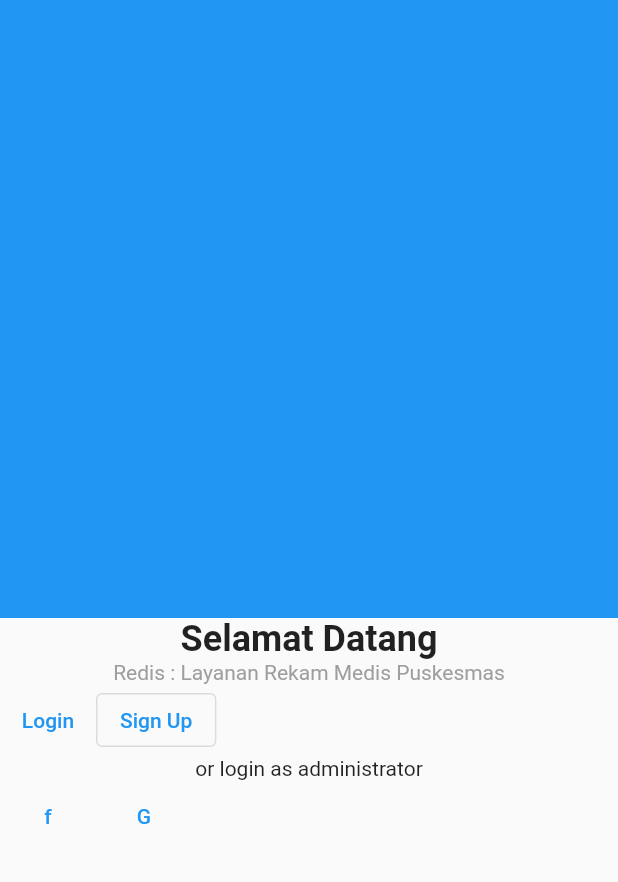
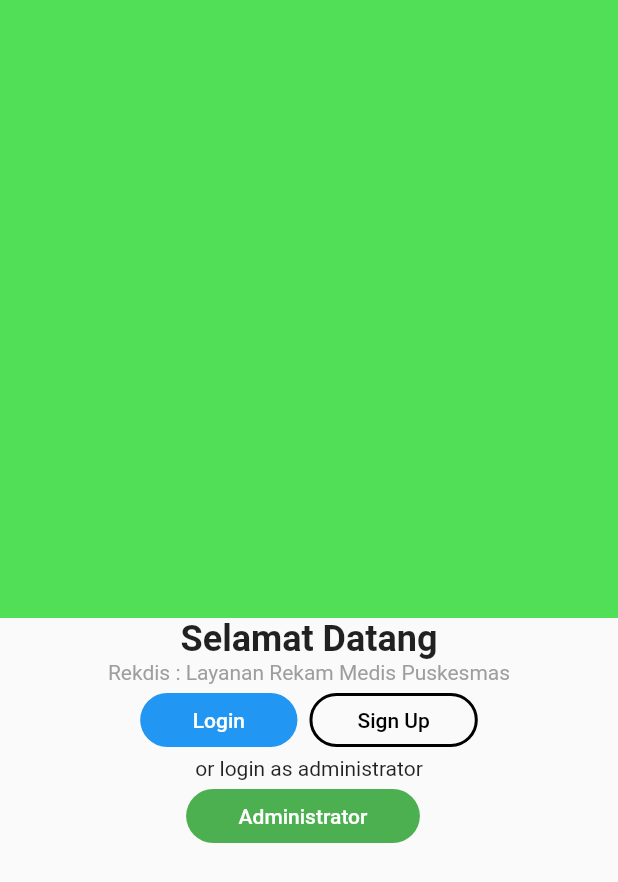
Before and after one commit to remyy18/rekdis, a Flutter app: the screen it shows after launch, on a phone screen of 412 x 824 dp. Shown: the top 882 px of the screen. Run offline on Flutter 3.47's test engine with Material 2 defaults, Android fonts, the phone set to English and light mode, and no system bars.

Commit message:
Add spacing to wigets

```diff
--- a/lib/users/awal.dart
+++ b/lib/users/awal.dart
@@ -8,36 +8,77 @@ class Awal extends StatelessWidget {
         children: [
           Expanded(
             child: Container(
-              color: Colors.blue,
+              color: Color.fromARGB(217, 51, 218, 59),
             ),
           ),
           Expanded(
             child: Column(
               children: [
-                const Text('Selamat Datang', style: TextStyle(fontSize: 24, fontWeight: FontWeight.bold),),
-                const Text('Redis : Layanan Rekam Medis Puskesmas', style: TextStyle(color: Colors.grey),),
+                const Text(
+                  'Selamat Datang',
+                  style: TextStyle(fontSize: 24, fontWeight: FontWeight.bold),
+                ),
+                const Padding(
+                  padding: EdgeInsets.symmetric(horizontal: 16.0),
+                  child: Text(
+                    'Rekdis : Layanan Rekam Medis Puskesmas',
+                    style: TextStyle(color: Colors.grey),
+                    textAlign: TextAlign.center,
+                  ),
+                ),
                 Row(
+                  mainAxisSize: MainAxisSize.min,
                   children: [
                     TextButton(
                       onPressed: () {},
                       child: const Text('Login'),
+                      style: TextButton.styleFrom(
+                        backgroundColor: Colors.blue,
+                        primary: Colors.white,
+                        padding: const EdgeInsets.symmetric(
+                          horizontal: 35.0,
+                          vertical: 10.0,
+                        ),
+                        shape: const StadiumBorder(),
+                      ),
+                    ),
+                    const SizedBox(
+                      width: 8.0,
                     ),
                     OutlinedButton(
                       onPressed: () {},
                       child: const Text('Sign Up'),
+                      style: TextButton.styleFrom(
+                        primary: Colors.black,
+                        padding: const EdgeInsets.symmetric(
+                          horizontal: 32.0,
+                          vertical: 10.0,
+                        ),
+                        shape: const StadiumBorder(),
+                        side: const BorderSide(width: 2.0),
+                      ),
                     ),
                   ],
                 ),
                 const Text('or login as administrator'),
                 Row(
+                  mainAxisSize: MainAxisSize.min,
                   children: [
                     TextButton(
                       onPressed: () {},
-                      child: const Text('f'),
+                      child: const Text('Administrator'),
+                      style: TextButton.styleFrom(
+                        backgroundColor: Colors.green,
+                        primary: Colors.white,
+                        padding: const EdgeInsets.symmetric(
+                          horizontal: 35.0,
+                          vertical: 10.0,
+                        ),
+                        shape: const StadiumBorder(),
+                      ),
                     ),
-                    TextButton(
-                      onPressed: () {},
-                      child: const Text('G'),
+                    const SizedBox(
+                      width: 8.0,
                     ),
                   ],
                 )
```
